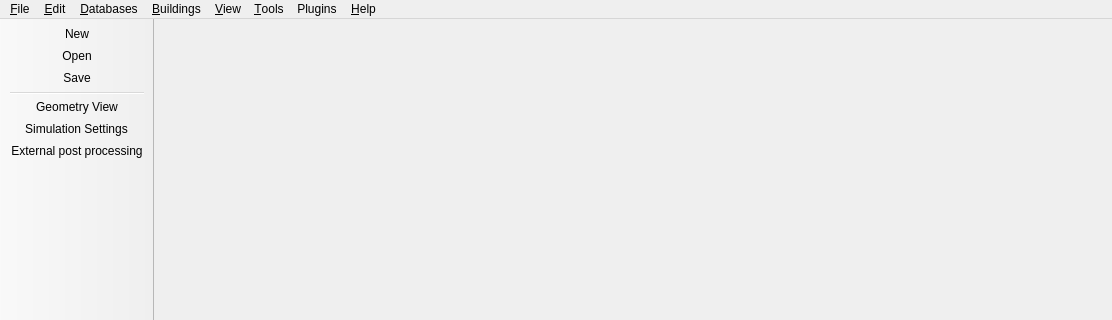
The window that SIM-VICUS/src/SVMainWindow.ui (ghorwin/SIM-VICUS) describes before a commit, drawn with Qt 5; both pictures show x 0 to 1112 and y 0 to 320 of the 1112 by 707 pixel window.
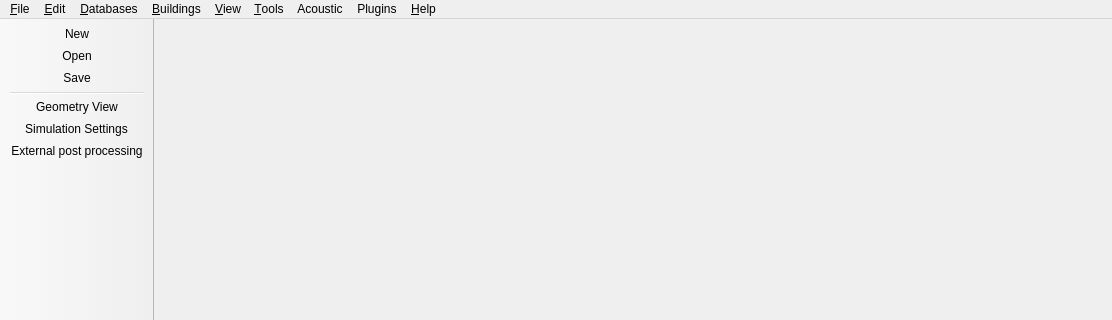
The same window after the commit. Icons and pictures are not drawn.

Commit message: Added acoustic action

Diff of the .ui file:
```diff
--- a/SIM-VICUS/src/SVMainWindow.ui
+++ b/SIM-VICUS/src/SVMainWindow.ui
@@ -187,12 +187,19 @@
     </property>
     <addaction name="actionPluginsManager"/>
    </widget>
+   <widget class="QMenu" name="menuAcoustic">
+    <property name="title">
+     <string>Acoustic</string>
+    </property>
+    <addaction name="actionAcousticEvaluation"/>
+   </widget>
    <addaction name="menuFile"/>
    <addaction name="menuEdit"/>
    <addaction name="menuDatabases"/>
    <addaction name="menuBuildings"/>
    <addaction name="menuView"/>
    <addaction name="menuTools"/>
+   <addaction name="menuAcoustic"/>
    <addaction name="menuPlugins"/>
    <addaction name="menuHelp"/>
   </widget>
```
Left out of the diff: 5 changed lines with no effect on the pictures.
